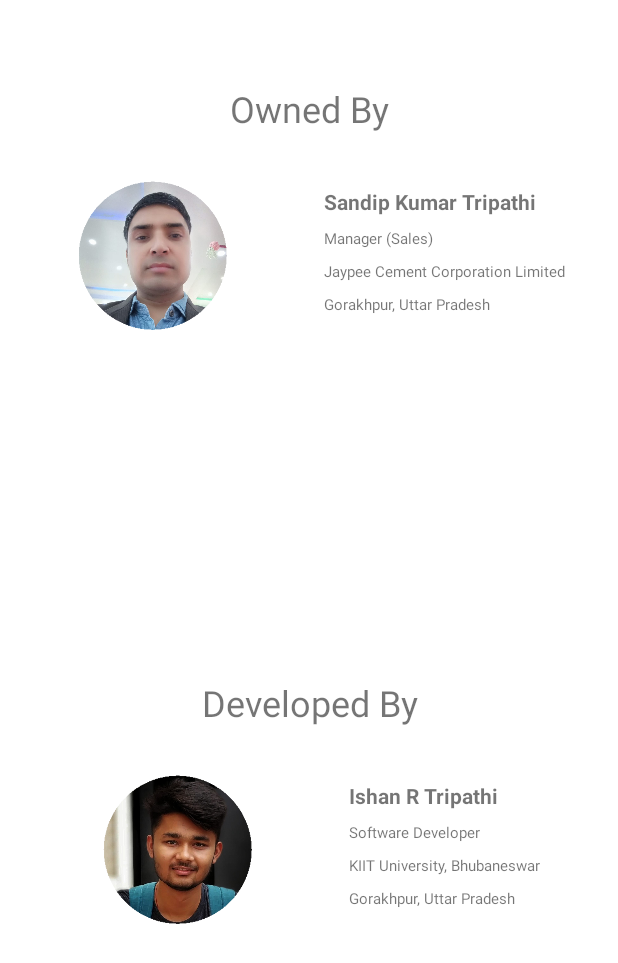
After one commit to IshanRTripathi/JCPSKCalculator, an Android app: the Credits screen opened directly, with no data from a screen before it, on a phone screen of 412 x 824 dp. The commit adds this screen. Shown: the top 963 px of the screen. Run offline under Robolectric (Android 15) with nearby library versions, the phone set to English and light mode, and no system bars; network calls fail.

Commit message:
Added Credits

```diff
--- a/app/build.gradle
+++ b/app/build.gradle
@@ -16,6 +16,11 @@ android {
             proguardFiles getDefaultProguardFile('proguard-android.txt'), 'proguard-rules.pro'
         }
     }
+    compileOptions {
+        sourceCompatibility = 1.6
+        targetCompatibility = 1.8
+    }
+    buildToolsVersion = '28.0.3'
 }
 
 dependencies {
--- a/app/src/main/AndroidManifest.xml
+++ b/app/src/main/AndroidManifest.xml
@@ -9,6 +9,7 @@
         android:roundIcon="@mipmap/ic_launcher_round"
         android:supportsRtl="true"
         android:theme="@style/AppTheme">
+        <activity android:name=".Credits"></activity>
         <activity android:name=".MainActivity">
             <intent-filter>
                 <action android:name="android.intent.action.MAIN" />
--- /dev/null
+++ b/app/src/main/java/com/ishanrtripathi/jcpskcalculator/Credits.java
@@ -0,0 +1,14 @@
+package com.ishanrtripathi.jcpskcalculator;
+
+import android.support.v7.app.AppCompatActivity;
+import android.os.Bundle;
+
+public class Credits extends AppCompatActivity {
+
+    @Override
+    protected void onCreate(Bundle savedInstanceState) {
+        super.onCreate(savedInstanceState);
+        setContentView(R.layout.activity_credits);
+
+    }
+}
--- a/app/src/main/java/com/ishanrtripathi/jcpskcalculator/MainActivity.java
+++ b/app/src/main/java/com/ishanrtripathi/jcpskcalculator/MainActivity.java
@@ -66,7 +66,13 @@ public class MainActivity extends AppCompatActivity {
         });
 
         receiptButton=findViewById(R.id.receiptButton);
-
+        creditsButton=findViewById(R.id.creditsButton);
+        creditsButton.setOnClickListener(new View.OnClickListener() {
+            @Override
+            public void onClick(View v) {
+                startActivity(new Intent(MainActivity.this,Credits.class));
+            }
+        });
 
         et360.addTextChangedListener(new TextWatcher() {
             @Override
--- /dev/null
+++ b/app/src/main/res/layout/activity_credits.xml
@@ -0,0 +1,202 @@
+<?xml version="1.0" encoding="utf-8"?>
+<android.support.constraint.ConstraintLayout xmlns:android="http://schemas.android.com/apk/res/android"
+    xmlns:app="http://schemas.android.com/apk/res-auto"
+    xmlns:tools="http://schemas.android.com/tools"
+    android:layout_width="match_parent"
+    android:layout_height="match_parent"
+    android:background="#fff"
+    tools:context=".Credits">
+
+    <android.support.constraint.ConstraintLayout
+        android:id="@+id/constraintLayout3"
+        android:layout_width="wrap_content"
+        android:layout_height="wrap_content"
+        android:layout_marginTop="32dp"
+        android:elevation="5dp"
+        app:layout_constraintEnd_toEndOf="parent"
+        app:layout_constraintStart_toStartOf="parent"
+        app:layout_constraintTop_toTopOf="parent">
+
+        <TextView
+            android:id="@+id/ownedby"
+            android:layout_width="wrap_content"
+            android:layout_height="wrap_content"
+            android:layout_marginTop="24dp"
+            android:text="Owned By"
+            android:textSize="24sp"
+            app:layout_constraintEnd_toEndOf="parent"
+            app:layout_constraintStart_toStartOf="parent"
+            app:layout_constraintTop_toTopOf="parent" />
+
+        <TextView
+            android:id="@+id/textView16"
+            android:layout_width="wrap_content"
+            android:layout_height="wrap_content"
+            android:layout_marginStart="64dp"
+            android:layout_marginTop="4dp"
+            android:text="Sandip Kumar Tripathi"
+            android:textStyle="bold"
+            app:layout_constraintBottom_toBottomOf="@+id/image2"
+            app:layout_constraintStart_toEndOf="@+id/image2"
+            app:layout_constraintTop_toTopOf="@+id/image2"
+            app:layout_constraintVertical_bias="0.0" />
+
+        <TextView
+            android:id="@+id/textView17"
+            android:layout_width="wrap_content"
+            android:layout_height="wrap_content"
+            android:layout_marginTop="8dp"
+            android:text="Manager (Sales)"
+            android:textSize="10sp"
+            app:layout_constraintEnd_toEndOf="@+id/textView16"
+            app:layout_constraintHorizontal_bias="0.0"
+            app:layout_constraintStart_toStartOf="@+id/textView16"
+            app:layout_constraintTop_toBottomOf="@+id/textView16" />
+
+        <TextView
+            android:id="@+id/textView18"
+            android:layout_width="wrap_content"
+            android:layout_height="wrap_content"
+            android:layout_marginTop="8dp"
+            android:layout_marginEnd="8dp"
+            android:text="Jaypee Cement Corporation Limited"
+            android:textSize="10sp"
+            app:layout_constraintEnd_toEndOf="parent"
+            app:layout_constraintStart_toStartOf="@+id/textView17"
+            app:layout_constraintTop_toBottomOf="@+id/textView17" />
+
+        <TextView
+            android:id="@+id/textView19"
+            android:layout_width="wrap_content"
+            android:layout_height="wrap_content"
+            android:layout_marginTop="8dp"
+            android:text="Gorakhpur, Uttar Pradesh"
+            android:textSize="10sp"
+            app:layout_constraintStart_toStartOf="@+id/textView18"
+            app:layout_constraintTop_toBottomOf="@+id/textView18" />
+
+        <android.support.constraint.ConstraintLayout
+            android:id="@+id/image2"
+            android:layout_width="100dp"
+            android:layout_height="100dp"
+            android:layout_marginStart="24dp"
+            android:layout_marginTop="32dp"
+            android:layout_marginBottom="32dp"
+            app:layout_constraintBottom_toBottomOf="parent"
+            app:layout_constraintStart_toStartOf="parent"
+            app:layout_constraintTop_toBottomOf="@+id/ownedby">
+
+            <ImageView
+                android:id="@+id/profileImage2"
+                android:layout_width="135dp"
+                android:layout_height="135dp"
+                android:src="@drawable/profile1"
+                app:layout_constraintBottom_toBottomOf="parent"
+                app:layout_constraintEnd_toEndOf="parent"
+                app:layout_constraintStart_toStartOf="parent"
+                app:layout_constraintTop_toTopOf="parent" />
+
+            <ImageView
+                android:id="@+id/overlayImage2"
+                android:layout_width="match_parent"
+                android:layout_height="match_parent"
+                android:src="@drawable/overlay" />
+        </android.support.constraint.ConstraintLayout>
+    </android.support.constraint.ConstraintLayout>
+
+    <android.support.constraint.ConstraintLayout
+        android:id="@+id/constraintLayout2"
+        android:layout_width="wrap_content"
+        android:layout_height="wrap_content"
+        app:layout_constraintBottom_toBottomOf="parent"
+        app:layout_constraintEnd_toEndOf="parent"
+        app:layout_constraintStart_toStartOf="parent"
+        android:elevation="5dp"
+        app:layout_constraintTop_toBottomOf="@+id/constraintLayout3">
+
+        <TextView
+            android:id="@+id/developedBy"
+            android:layout_width="wrap_content"
+            android:layout_height="wrap_content"
+            android:layout_marginTop="24dp"
+            android:text="Developed By"
+            android:textSize="24sp"
+            app:layout_constraintEnd_toEndOf="parent"
+            app:layout_constraintStart_toStartOf="parent"
+            app:layout_constraintTop_toTopOf="parent" />
+
+        <TextView
+            android:id="@+id/textView6"
+            android:layout_width="0dp"
+            android:layout_height="wrap_content"
+            android:layout_marginStart="64dp"
+            android:layout_marginTop="4dp"
+            android:text="Ishan R Tripathi"
+            android:textStyle="bold"
+            app:layout_constraintBottom_toBottomOf="@+id/image1"
+            app:layout_constraintStart_toEndOf="@+id/image1"
+            app:layout_constraintTop_toTopOf="@+id/image1"
+            app:layout_constraintVertical_bias="0.0" />
+
+        <TextView
+            android:id="@+id/textView7"
+            android:layout_width="wrap_content"
+            android:layout_height="wrap_content"
+            android:layout_marginTop="8dp"
+            android:text="Software Developer"
+            android:textSize="10sp"
+            app:layout_constraintStart_toStartOf="@+id/textView6"
+            app:layout_constraintTop_toBottomOf="@+id/textView6" />
+
+        <TextView
+            android:id="@+id/textView8"
+            android:layout_width="wrap_content"
+            android:layout_height="wrap_content"
+            android:layout_marginTop="8dp"
+            android:layout_marginEnd="8dp"
+            android:text="KIIT University, Bhubaneswar"
+            android:textSize="10sp"
+            app:layout_constraintEnd_toEndOf="parent"
+            app:layout_constraintStart_toStartOf="@+id/textView7"
+            app:layout_constraintTop_toBottomOf="@+id/textView7" />
+
+        <TextView
+            android:id="@+id/textView9"
+            android:layout_width="wrap_content"
+            android:layout_height="wrap_content"
+            android:layout_marginTop="8dp"
+            android:text="Gorakhpur, Uttar Pradesh"
+            android:textSize="10sp"
+            app:layout_constraintStart_toStartOf="@+id/textView8"
+            app:layout_constraintTop_toBottomOf="@+id/textView8" />
+
+        <android.support.constraint.ConstraintLayout
+            android:id="@+id/image1"
+            android:layout_width="100dp"
+            android:layout_height="100dp"
+            android:layout_marginStart="24dp"
+            android:layout_marginTop="32dp"
+            android:layout_marginBottom="32dp"
+            app:layout_constraintBottom_toBottomOf="parent"
+            app:layout_constraintStart_toStartOf="parent"
+            app:layout_constraintTop_toBottomOf="@+id/developedBy">
+
+            <ImageView
+                android:id="@+id/profileImage1"
+                android:layout_width="135dp"
+                android:layout_height="135dp"
+                android:src="@drawable/profile2"
+                app:layout_constraintBottom_toBottomOf="parent"
+                app:layout_constraintEnd_toEndOf="parent"
+                app:layout_constraintStart_toStartOf="parent"
+                app:layout_constraintTop_toTopOf="parent" />
+
+            <ImageView
+                android:id="@+id/overlayImage1"
+                android:layout_width="match_parent"
+                android:layout_height="match_parent"
+                android:src="@drawable/overlay" />
+        </android.support.constraint.ConstraintLayout>
+    </android.support.constraint.ConstraintLayout>
+
+</android.support.constraint.ConstraintLayout>
```
Also changed, not shown: app/src/main/res/drawable/overlay.png (added), app/src/main/res/drawable/profile1.jpg (added), app/src/main/res/drawable/profile2.jpg (added).
